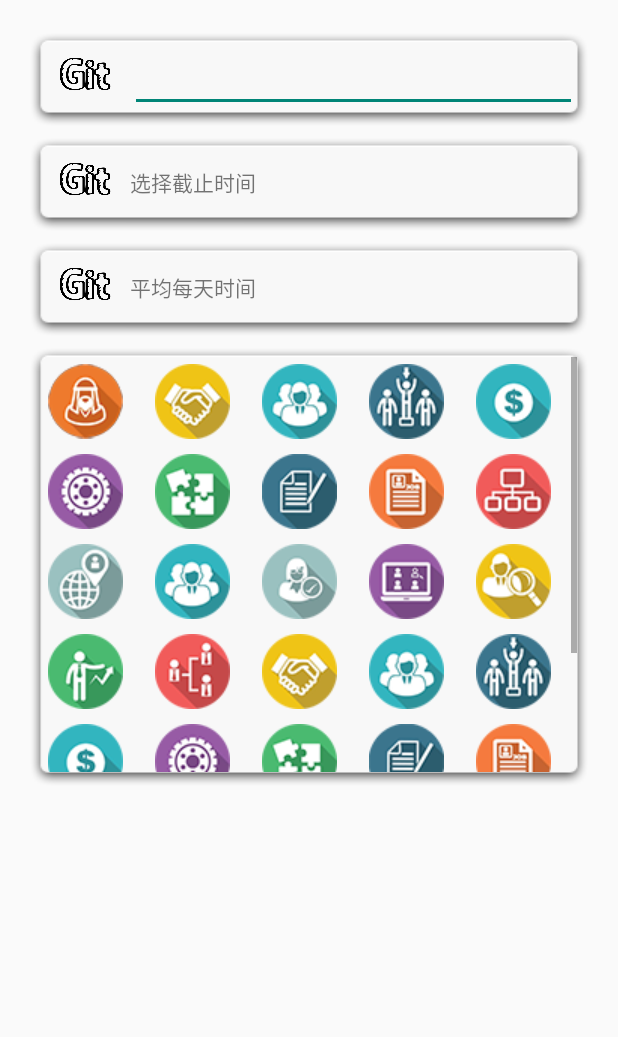
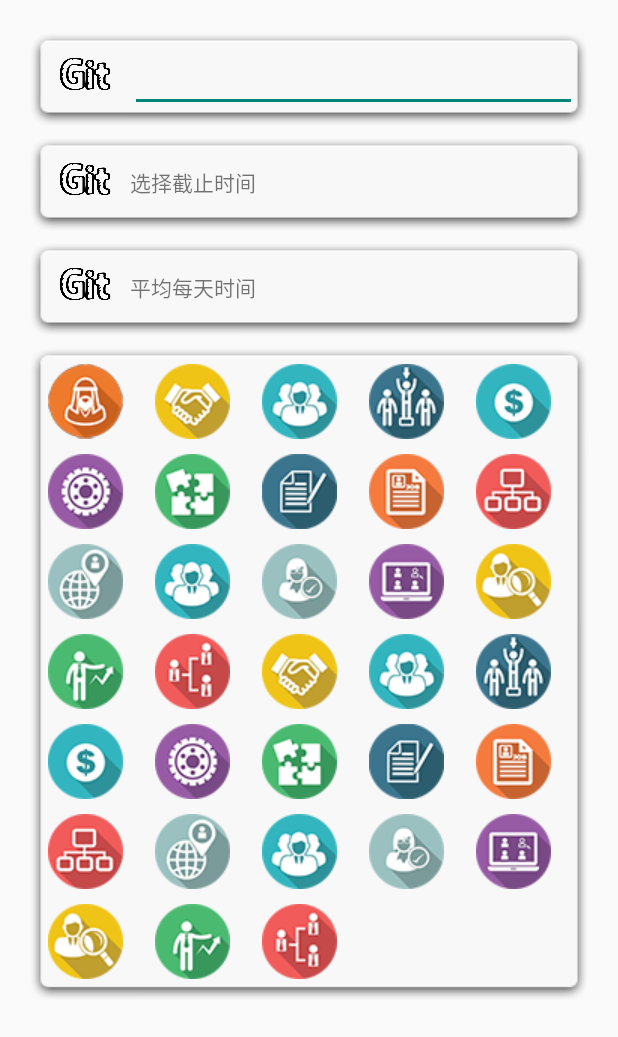
Before and after one commit to cat94/Piece, an Android app: the NewTagActivity screen opened directly, with no data from a screen before it, on a phone screen of 412 x 824 dp. Shown: the top 1037 px of the screen. Run offline under Robolectric (Android 15) with nearby library versions, the phone set to English and light mode, and no system bars; libraries missing offline, so code that uses them is left out: com.fourmob.datetimepicker, com.sleepbot.datetimepicker; 2 statements that could not run were skipped.

Commit message:
tag update 2

```diff
--- /dev/null
+++ b/app/src/main/java/nju/com/piece/MyGridView.java
@@ -0,0 +1,42 @@
+package nju.com.piece;
+
+import android.content.Context;
+import android.util.AttributeSet;
+import android.widget.GridLayout;
+import android.widget.GridView;
+
+/**
+ * Created by shen on 15/6/8.
+ */
+public class MyGridView extends GridView {
+    public MyGridView(Context context) {
+        super(context);
+    }
+
+    public MyGridView(Context context, AttributeSet attrs) {
+        super(context, attrs);
+    }
+
+    public MyGridView(Context context, AttributeSet attrs, int defStyleAttr) {
+        super(context, attrs, defStyleAttr);
+    }
+
+    @Override
+    public void onMeasure(int widthMeasureSpec, int heightMeasureSpec) {
+        int heightSpec;
+
+        if (getLayoutParams().height == LayoutParams.WRAP_CONTENT) {
+
+            // The two leftmost bits in the height measure spec have
+            // a special meaning, hence we can't use them to describe height.
+            heightSpec = MeasureSpec.makeMeasureSpec(
+                    Integer.MAX_VALUE >>2, MeasureSpec.AT_MOST);
+        }
+        else {
+            // Any other height should be respected as is.
+            heightSpec = heightMeasureSpec;
+        }
+
+        super.onMeasure(widthMeasureSpec, heightSpec);
+    }
+}
--- a/app/src/main/java/nju/com/piece/NewTagActivity.java
+++ b/app/src/main/java/nju/com/piece/NewTagActivity.java
@@ -120,7 +120,7 @@ public class NewTagActivity extends FragmentActivity implements OnDateSetListene
 
         icon_adaptor = new IconImageAdaptor(this,R.layout.icon,icon_array);
 
-        icon_grid = (GridView)findViewById(R.id.icon_grid);
+        icon_grid = (MyGridView)findViewById(R.id.icon_grid);
         icon_grid.setAdapter(icon_adaptor);
 
         DBFacade facade = new DBFacade(this);
--- a/app/src/main/res/layout/activity_new_tag.xml
+++ b/app/src/main/res/layout/activity_new_tag.xml
@@ -1,10 +1,20 @@
-<LinearLayout xmlns:android="http://schemas.android.com/apk/res/android"
-    xmlns:tools="http://schemas.android.com/tools" android:layout_width="match_parent"
+<RelativeLayout xmlns:android="http://schemas.android.com/apk/res/android"
+    xmlns:tools="http://schemas.android.com/tools"
+    android:layout_width="wrap_content"
+    tools:context="nju.com.piece.NewTagActivity"
+    android:layout_height="wrap_content">
+
+    <ScrollView
+        android:layout_width="wrap_content"
+        android:layout_height="wrap_content">
+
+        <LinearLayout
+            android:layout_width="wrap_content"
             android:layout_height="match_parent" android:paddingLeft="@dimen/activity_horizontal_margin"
             android:paddingRight="@dimen/activity_horizontal_margin"
             android:paddingTop="@dimen/activity_vertical_margin"
             android:paddingBottom="@dimen/activity_vertical_margin"
-    tools:context="nju.com.piece.NewTagActivity"
+
             android:orientation="vertical">
 
 
@@ -78,15 +88,19 @@
 
     </LinearLayout>
 
-
-    <GridView
-        android:layout_width="wrap_content"
-        android:layout_height="300dp"
+        <nju.com.piece.MyGridView
+            android:layout_width="match_parent"
+            android:layout_height="wrap_content"
             android:numColumns="5"
             android:id="@+id/icon_grid"
-        android:background="@drawable/background">
+            android:background="@drawable/background"/>
 
-    </GridView>
 
 
         </LinearLayout>
+
+
+    </ScrollView>
+
+
+</RelativeLayout>
```
Also changed, not shown: app/src/main/java/nju/com/piece/MyListView.java (added, +61 -0 lines), app/src/main/res/values/attrs.xml (+8 -0 lines). Lines whose indentation alone changed are shown as unchanged.
